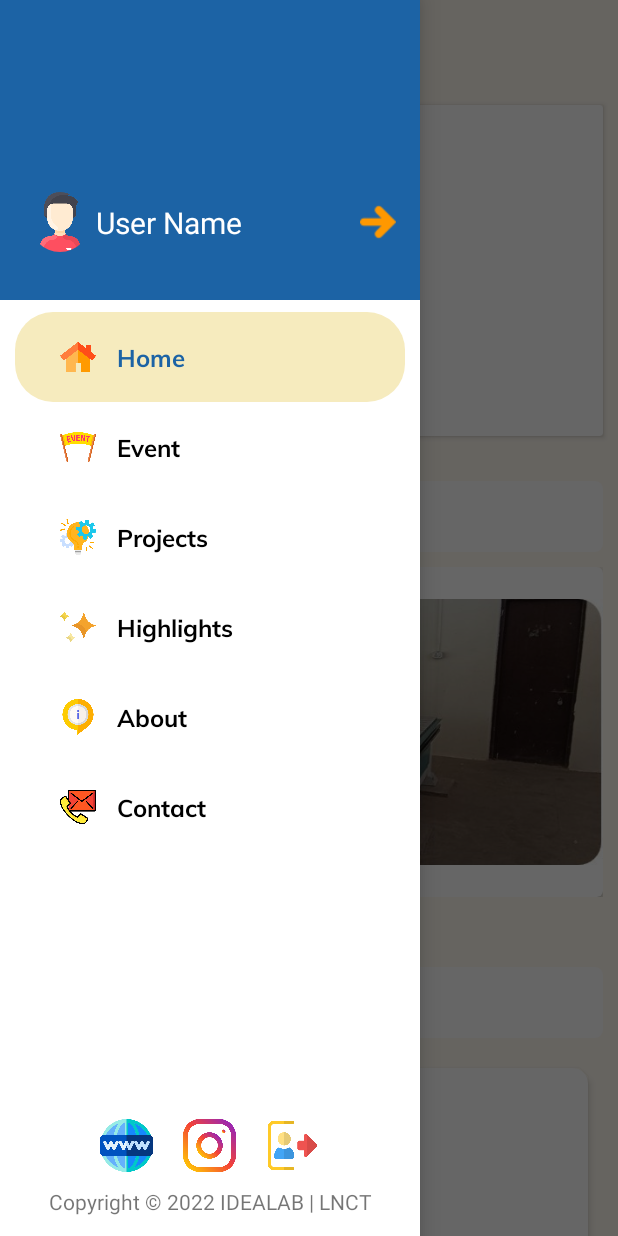
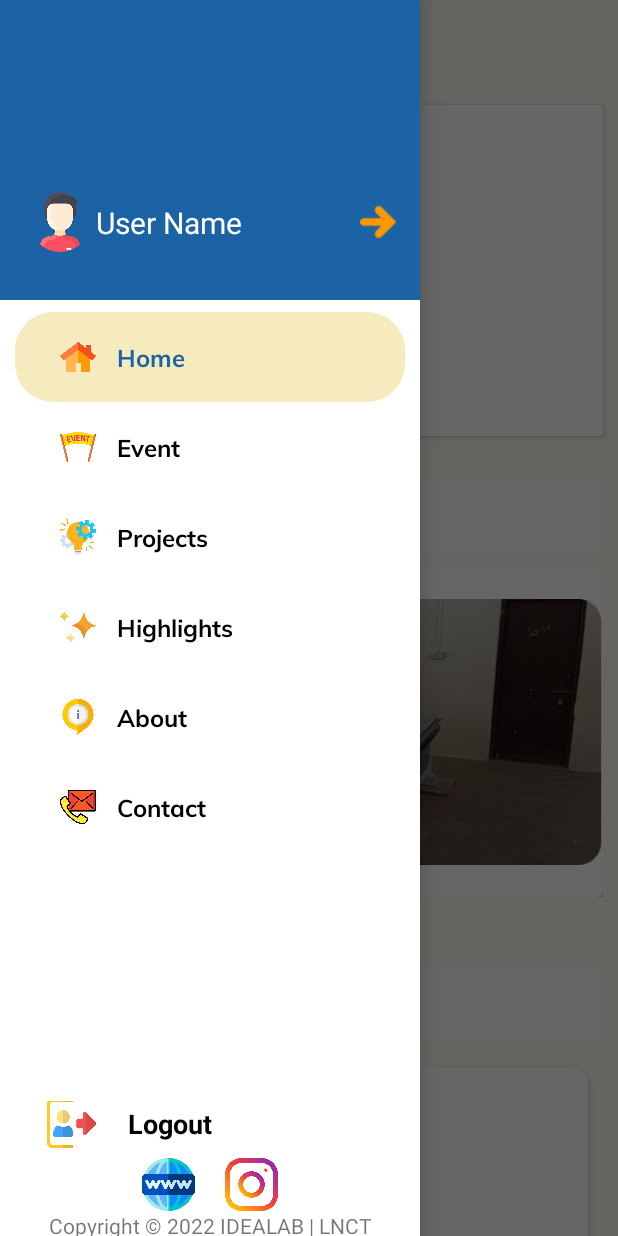
Before and after one commit to IDEA-Lab-LNCT/IDEA-Lab-App, an Android app: the HomeActivity screen opened directly, with no data from a screen before it, with the side drawer open, on a phone screen of 412 x 824 dp. Run offline under Robolectric (Android 15) with nearby library versions, the phone set to English and light mode, and no system bars; our stand-ins replace CircleImageView, Firebase (no records; nobody signed in at launch, a user with empty details on screens opened directly), Volley, navigation-ui; libraries missing offline, so code that uses them is left out: com.denzcoskun.imageslider, com.jesusd0897.gallerydroid, com.mindinventory; pictures from the network do not load; Roboto replaces fonts that are not available here; 13 statements that could not run were skipped.

Commit message:
Assesment, bug fix

```diff
--- a/app/src/main/java/com/lnct/bhopal/ac/in/idealab/activity/HomeActivity.kt
+++ b/app/src/main/java/com/lnct/bhopal/ac/in/idealab/activity/HomeActivity.kt
@@ -74,8 +74,6 @@ class HomeActivity : AppCompatActivity() {
 
 
         }
-
-
 
         if(Utils.isUserPresent(this))
         header.user_name_nav.text = Utils.getUser(this).name
--- a/app/src/main/java/com/lnct/bhopal/ac/in/idealab/adapters/EventRecyclerAdapter.java
+++ b/app/src/main/java/com/lnct/bhopal/ac/in/idealab/adapters/EventRecyclerAdapter.java
@@ -89,7 +89,8 @@ public class EventRecyclerAdapter extends RecyclerView.Adapter<RecyclerView.View
             });
 
             //TODO set image in image view and uncomment these lines
-            holder.event_date.setText("Start Date: " + event_list.get(position).getStart_date());
+            holder.event_date.setText("Start Date: " + event_list.get(position).getStart_date() +
+                    "\nEnd Date: " + event_list.get(position).getEnd_date());
             holder.event_title.setText(event_list.get(position).getTitle());
             if (event_list.get(position).isPast_event() || !event_list.get(position).can_register()) holder.event_register.setVisibility(View.GONE);
             else holder.event_register.setVisibility(View.VISIBLE);
--- a/app/src/main/java/com/lnct/bhopal/ac/in/idealab/models/EventModel.java
+++ b/app/src/main/java/com/lnct/bhopal/ac/in/idealab/models/EventModel.java
@@ -121,8 +121,8 @@ public class EventModel implements Serializable {
         SimpleDateFormat sdf2 = new SimpleDateFormat("dd-MM-yyyy");
 
         String last_reg_date = sdf.format(document.getDate("last_reg_date"));
-        String start_date = sdf2.format(document.getDate("start_date"));
-        String end_date = sdf2.format(document.getDate("end_date"));
+        String start_date = sdf.format(document.getDate("start_date"));
+        String end_date = sdf.format(document.getDate("end_date"));
 
         String cur = sdf.format(Calendar.getInstance().getTime());
         boolean past_event1 = start_date.compareTo(cur)>=0?false:true;
--- a/app/src/main/res/layout/activity_home.xml
+++ b/app/src/main/res/layout/activity_home.xml
@@ -35,10 +35,36 @@
             android:layout_gravity="bottom">
 
             <LinearLayout
+                android:id="@+id/user_logout"
+                android:layout_width="match_parent"
+                android:layout_height="wrap_content"
+                android:gravity="center_vertical"
+                android:orientation="horizontal">
+
+                <ImageView
+                    android:layout_width="35sp"
+                    android:layout_height="35sp"
+                    android:src="@drawable/logout"
+                    android:layout_marginStart="30sp"
+                    android:layout_marginHorizontal="10sp"/>
+
+                <TextView
+                    android:layout_width="wrap_content"
+                    android:layout_height="wrap_content"
+                    android:layout_marginStart="20sp"
+                    android:textStyle="bold"
+                    android:textColor="@color/black"
+                    android:textSize="18sp"
+                    android:text="Logout"/>
+
+            </LinearLayout>
+
+            <LinearLayout
                 android:layout_width="match_parent"
                 android:layout_height="wrap_content"
                 android:orientation="horizontal"
                 android:gravity="center"
+                android:layout_marginTop="5sp"
                 android:layout_gravity="bottom">
 
                 <ImageView
@@ -55,12 +81,12 @@
                     android:src="@drawable/instagram"
                     android:layout_marginHorizontal="10sp"/>
 
-                <ImageView
-                    android:id="@+id/user_logout"
-                    android:layout_width="35sp"
-                    android:layout_height="35sp"
-                    android:src="@drawable/logout"
-                    android:layout_marginHorizontal="10sp"/>
+<!--                <ImageView-->
+<!--                    android:id="@+id/user_logout"-->
+<!--                    android:layout_width="35sp"-->
+<!--                    android:layout_height="35sp"-->
+<!--                    android:src="@drawable/logout"-->
+<!--                    android:layout_marginHorizontal="10sp"/>-->
 
             </LinearLayout>
 
@@ -68,8 +94,7 @@
                 android:layout_width="match_parent"
                 android:layout_height="20sp"
                 android:text="Copyright © 2022 IDEALAB | LNCT"
-                android:textAlignment="center"
-                android:layout_marginTop="10sp"/>
+                android:textAlignment="center"/>
 
         </LinearLayout>
 
```
